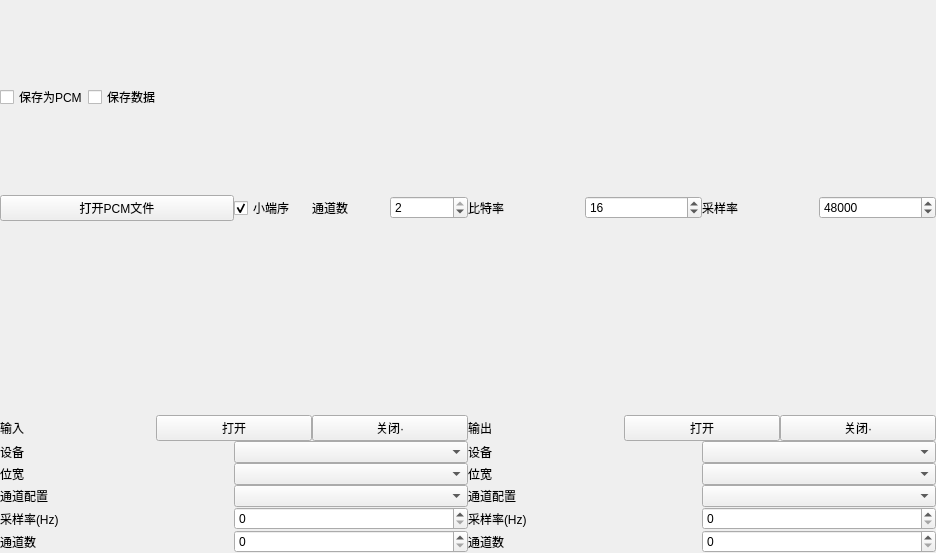
First picture: the form in example/example/src/fftw/widegtfft.ui, repository wenlang-init/QTtest, before the edit.
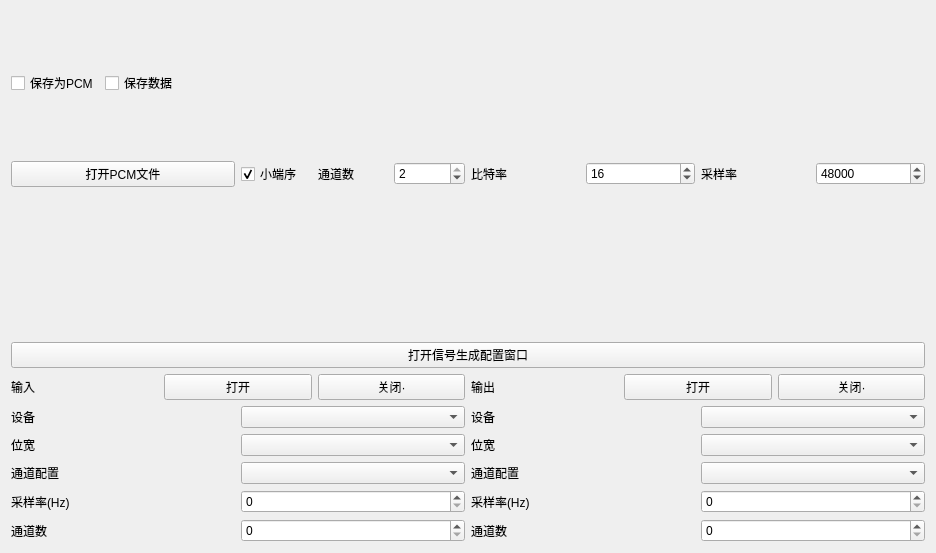
Second picture: the form after the edit.

The edit to the form file:
```diff
--- a/example/example/src/fftw/widegtfft.ui
+++ b/example/example/src/fftw/widegtfft.ui
@@ -14,21 +14,6 @@
    <string>Form</string>
   </property>
   <layout class="QVBoxLayout" name="verticalLayout_3">
-   <property name="spacing">
-    <number>0</number>
-   </property>
-   <property name="leftMargin">
-    <number>0</number>
-   </property>
-   <property name="topMargin">
-    <number>0</number>
-   </property>
-   <property name="rightMargin">
-    <number>0</number>
-   </property>
-   <property name="bottomMargin">
-    <number>0</number>
-   </property>
    <item>
     <layout class="QHBoxLayout" name="horizontalLayout_13">
      <item>
@@ -166,6 +151,13 @@
    <item>
     <widget class="QWidget" name="widget" native="true"/>
    </item>
+   <item>
+    <widget class="QPushButton" name="pushButton_2">
+     <property name="text">
+      <string>打开信号生成配置窗口</string>
+     </property>
+    </widget>
+   </item>
    <item>
     <layout class="QHBoxLayout" name="horizontalLayout_14">
      <item>
```
